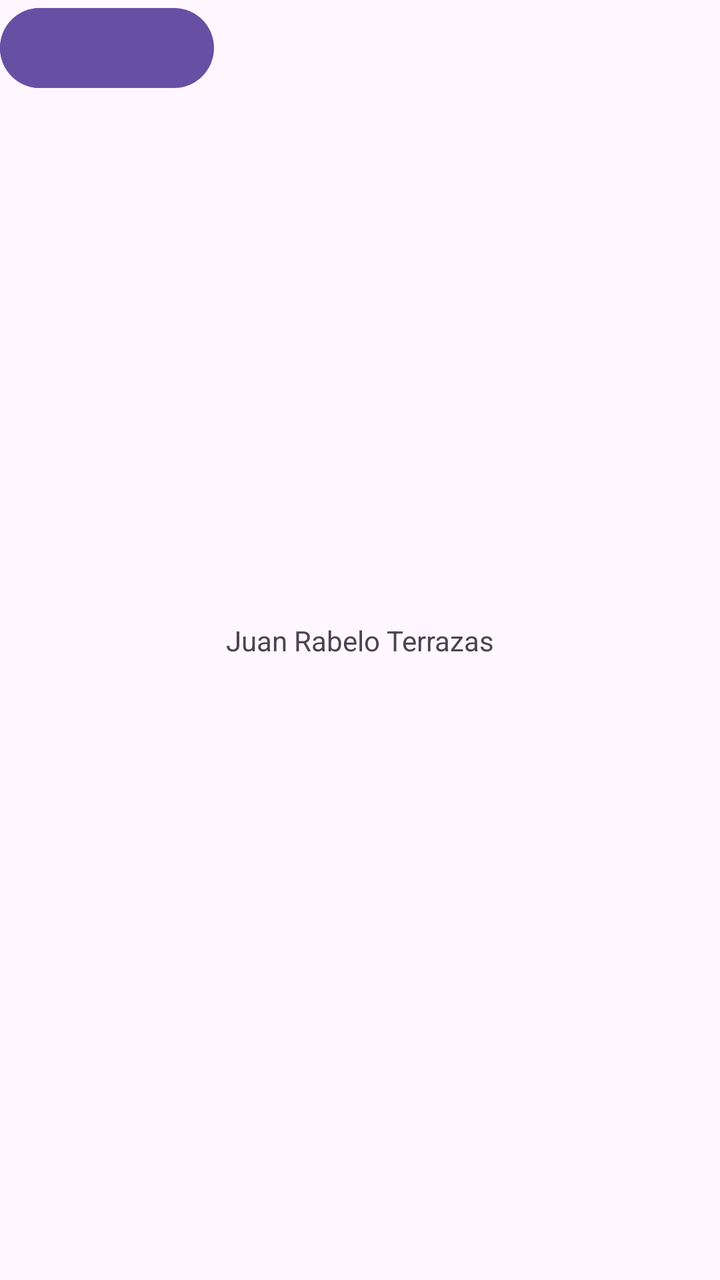
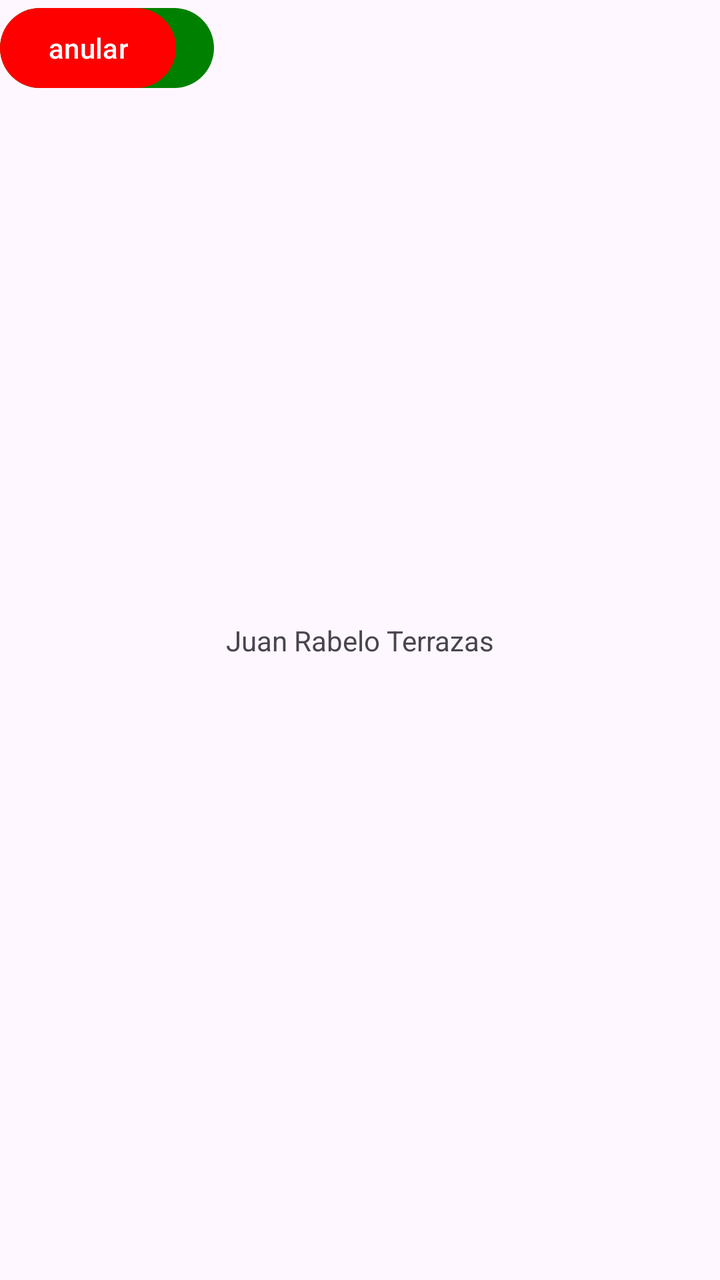

Compare the two renders of this Android layout. The source of the first and the diff that turns it into the second are given below.
<!-- AndroidManifest.xml: application theme Theme.Recursos1 -->
<!-- res/layout/activity_main.xml -->
<?xml version="1.0" encoding="utf-8"?>
<androidx.constraintlayout.widget.ConstraintLayout xmlns:android="http://schemas.android.com/apk/res/android"
    xmlns:app="http://schemas.android.com/apk/res-auto"
    xmlns:tools="http://schemas.android.com/tools"
    android:id="@+id/main"
    android:layout_width="match_parent"
    android:layout_height="match_parent"
    tools:context=".MainActivity">

    <TextView
        android:layout_width="wrap_content"
        android:layout_height="wrap_content"
        android:text="@string/nombre1"
        app:layout_constraintBottom_toBottomOf="parent"
        app:layout_constraintEnd_toEndOf="parent"
        app:layout_constraintStart_toStartOf="parent"
        app:layout_constraintTop_toTopOf="parent" />

    <Button
        android:id="@+id/button"
        android:layout_width="wrap_content"
        android:layout_height="wrap_content"
        android:text="@string/btnSiguiente1"
        tools:layout_editor_absoluteX="256dp"
        tools:layout_editor_absoluteY="418dp" />

    <Button
        android:id="@+id/button2"
        android:layout_width="wrap_content"
        android:layout_height="wrap_content"
        android:text="@string/btnAnular1"
        tools:layout_editor_absoluteX="83dp"
        tools:layout_editor_absoluteY="418dp" />

</androidx.constraintlayout.widget.ConstraintLayout>
<!-- resources referenced by this layout -->
<resources>
  <string name="btnAnular1" />
  <string name="btnSiguiente1">siguiente</string>
  <string name="nombre1">Juan Rabelo Terrazas</string>
  <style name="Theme.Recursos1" parent="Base.Theme.Recursos1" />
  <style name="Base.Theme.Recursos1" parent="Theme.Material3.DayNight.NoActionBar">
          
          
      </style>
</resources>

<!-- the commit's change to res/layout/activity_main.xml (unified diff, before → after) -->
@@ -22,7 +22,8 @@
         android:layout_height="wrap_content"
         android:text="@string/btnSiguiente1"
         tools:layout_editor_absoluteX="256dp"
-        tools:layout_editor_absoluteY="418dp" />
+        tools:layout_editor_absoluteY="418dp"
+        app:backgroundTint="@color/green"/>
 
     <Button
         android:id="@+id/button2"
@@ -30,6 +31,7 @@
         android:layout_height="wrap_content"
         android:text="@string/btnAnular1"
         tools:layout_editor_absoluteX="83dp"
-        tools:layout_editor_absoluteY="418dp" />
+        tools:layout_editor_absoluteY="418dp"
+        app:backgroundTint="@color/red"/>/>
 
 </androidx.constraintlayout.widget.ConstraintLayout>
<!-- resource entries referenced after the edit -->
@@ -1,6 +1,8 @@
 <!-- resources referenced by this layout -->
 <resources>
-  <string name="btnAnular1" />
+  <color name="green">#008000</color>
+  <color name="red">#FF0000</color>
+  <string name="btnAnular1">anular</string>
   <string name="btnSiguiente1">siguiente</string>
   <string name="nombre1">Juan Rabelo Terrazas</string>
   <style name="Theme.Recursos1" parent="Base.Theme.Recursos1" />
